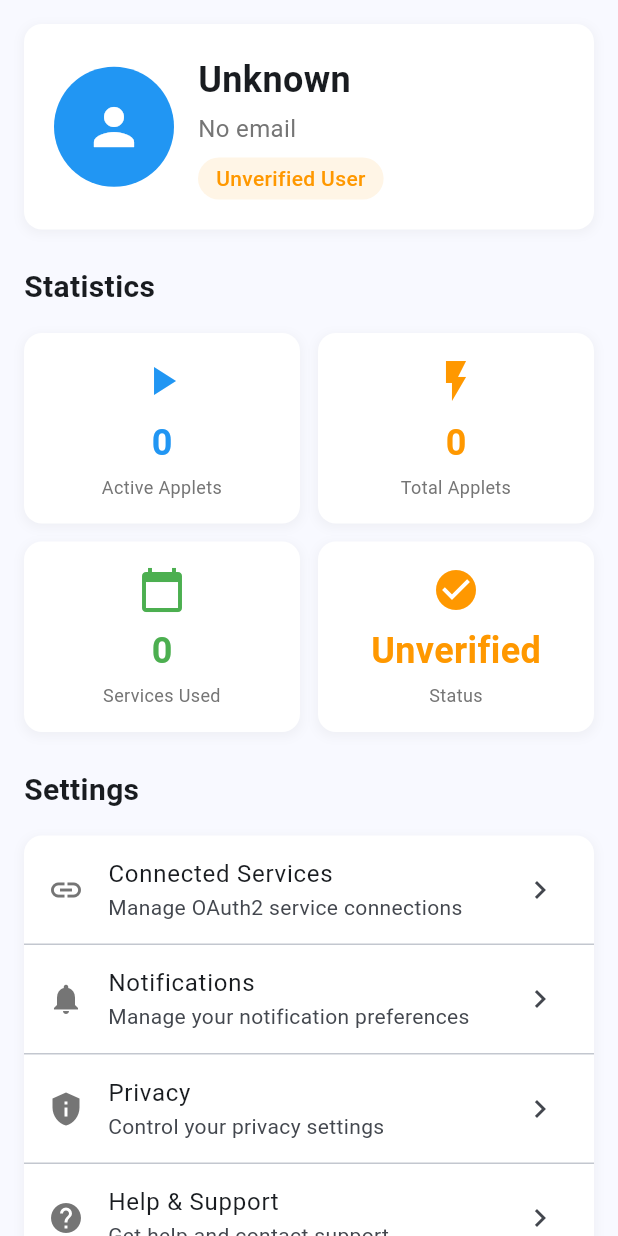
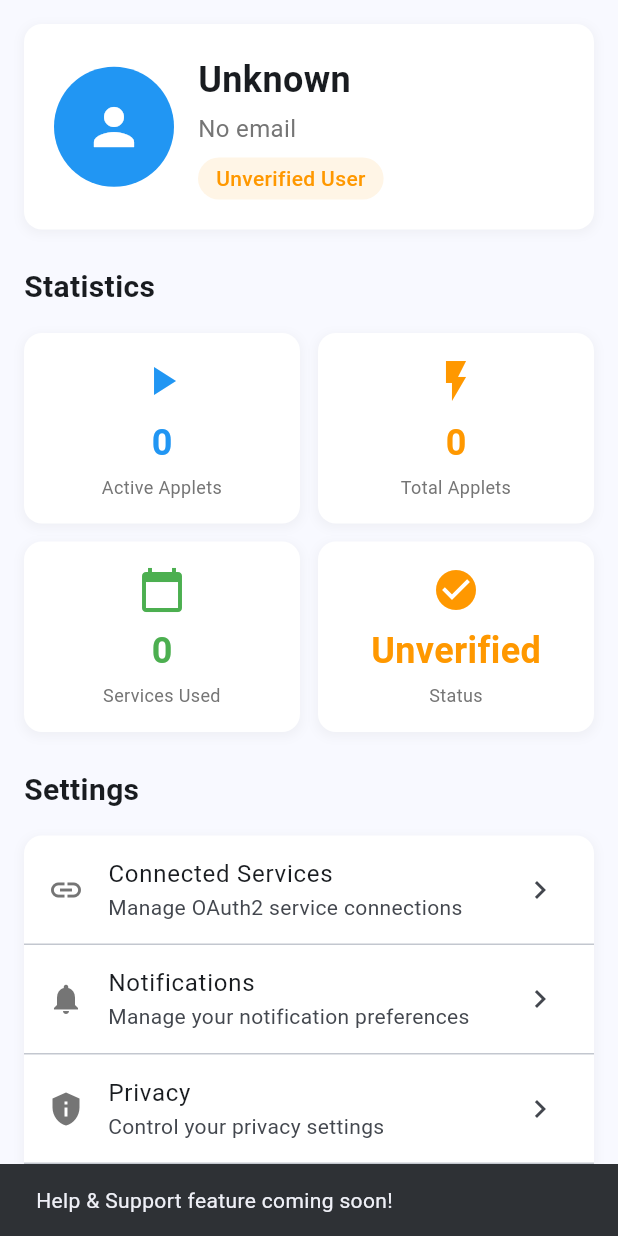
Before and after one commit to My-Epitech-Organisation/Area, a Flutter app: the UserPage screen opened directly, after a tap on "Help & Support", on a phone screen of 412 x 824 dp. Run offline on Flutter 3.47's test engine with Material 3 defaults, Android fonts, the phone set to English and light mode, and no system bars; our stand-ins replace app_links, flutter_secure_storage, google_sign_in; accounts and stored records are empty; network calls fail.

Commit message:
refactor(user_page): clean up comments and enhance user feedback for settings navigation

```diff
--- a/mobile/lib/pages/user_page.dart
+++ b/mobile/lib/pages/user_page.dart
@@ -41,7 +41,6 @@ class UserProfileSection extends StatelessWidget {
       builder: (context, userProvider, child) {
         final userProfile = userProvider.profile;
 
-        // Si on est en train de charger et qu'on n'a pas encore de profil
         if (userProvider.isLoadingProfile && userProfile == null) {
           return Container(
             padding: const EdgeInsets.all(20),
@@ -52,7 +51,6 @@ class UserProfileSection extends StatelessWidget {
           );
         }
 
-        // Si il y a une erreur
         if (userProvider.error != null && userProfile == null) {
           return Container(
             padding: const EdgeInsets.all(20),
@@ -387,7 +385,10 @@ class SettingItem extends StatelessWidget {
       subtitle: Text(subtitle),
       trailing: const Icon(Icons.chevron_right),
       onTap: onTap ?? () {
-        // TODO: Implement navigation to settings
+        // TODO: Implement navigation to settings pages
+        ScaffoldMessenger.of(context).showSnackBar(
+          SnackBar(content: Text('$title feature coming soon!')),
+        );
       },
       shape: RoundedRectangleBorder(borderRadius: BorderRadius.circular(12)),
     );
```
